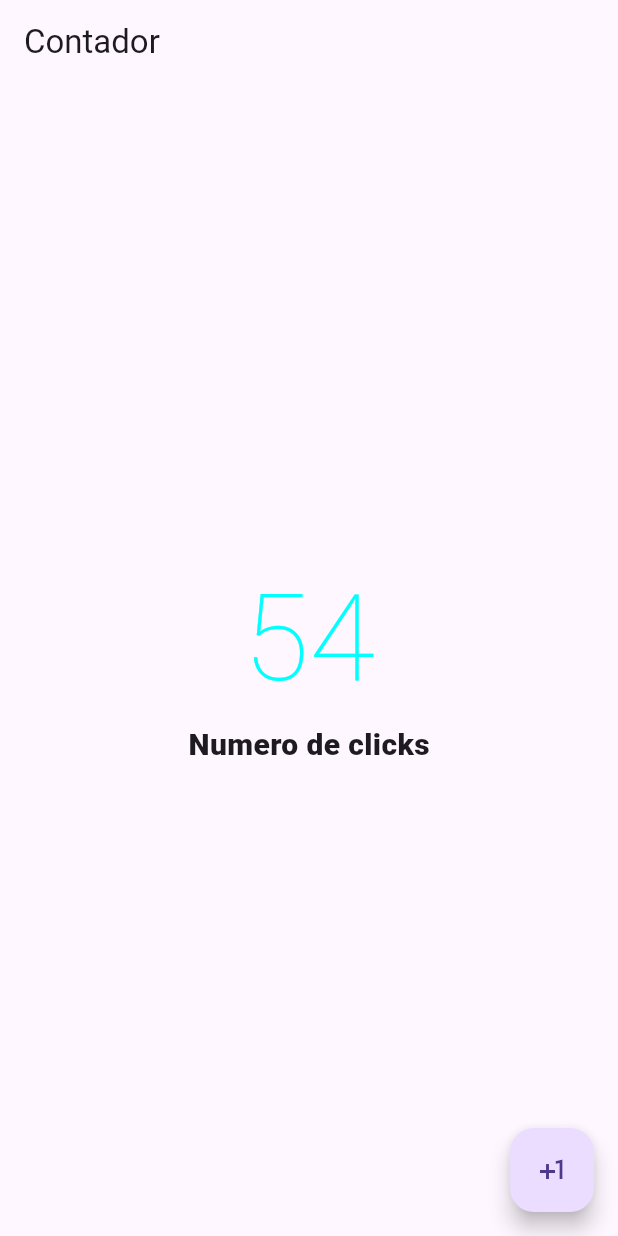
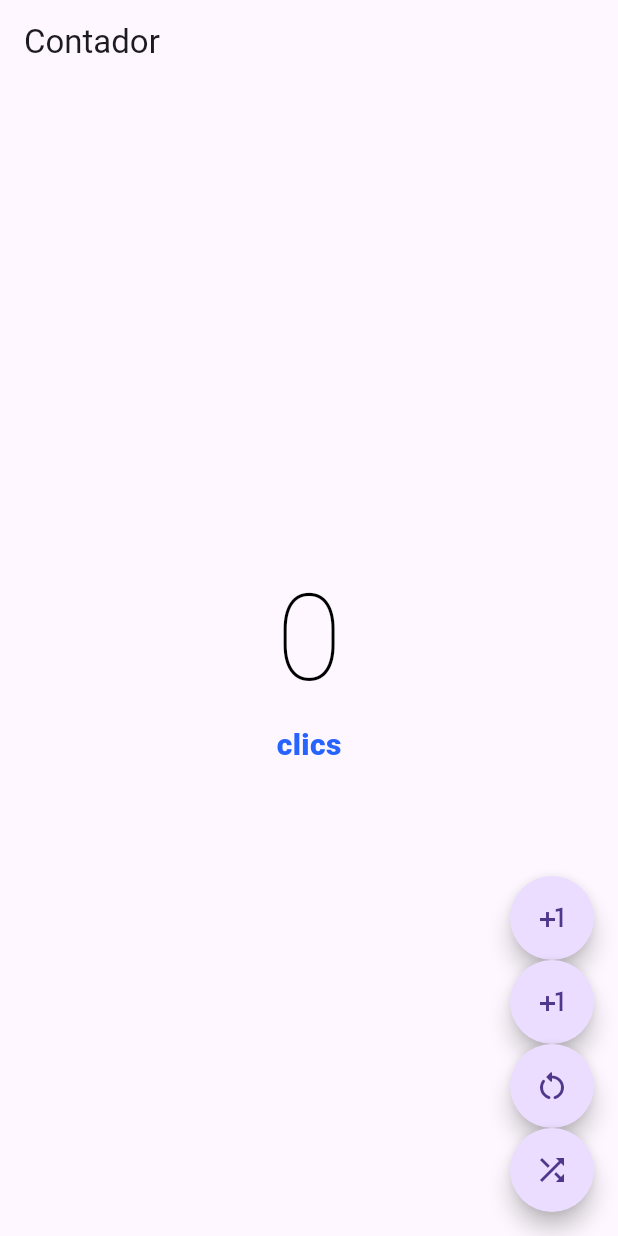
Before and after one commit to Shuy935/contador_app, a Flutter app: the screen it shows after launch, on a phone screen of 412 x 824 dp. Run offline on Flutter 3.47's test engine with Material 2 defaults, Android fonts, the light colour scheme and no system bars.

Commit message:
Funcion botones

```diff
--- a/lib/pages/Counter_Screen.dart
+++ b/lib/pages/Counter_Screen.dart
@@ -1,35 +1,40 @@
 import 'package:flutter/material.dart';
+import 'dart:math';
 
 class CounterScreen extends StatefulWidget {
   const CounterScreen({super.key});
-
   @override
   State<CounterScreen> createState() => _CounterScreenState();
 }
 
 class _CounterScreenState extends State<CounterScreen> {
+  var random = Random();
+  int contador = 0;
   @override
   Widget build(BuildContext context) {
+    int numeroAleatorioEntero = random.nextInt(10000) + 1;
     return Scaffold(
       appBar: AppBar(
         title: const Text('Contador'),
       ),
-      body: const Center(
+      body: Center(
         child: Column(
           mainAxisAlignment: MainAxisAlignment.center,
           children: [
             Text(
-              '54',
-              style: TextStyle(
+              '$contador',
+              style: const TextStyle(
                   fontSize: 80,
                   fontWeight: FontWeight.w200,
-                  color: Color.fromARGB(255, 0, 255, 255)),
+                  color: Color.fromARGB(255, 0, 0, 0)),
             ),
-            Text(
-              'Numero de clicks',
-              style: TextStyle(
+             Text(
+              //cambiar txt cuando es un clic o clics
+              'clic${contador == 1 ? '' : 's'}',
+              style:const TextStyle(
                 fontSize: 20,
                 fontWeight: FontWeight.w800,
+                color: Color.fromARGB(255, 38, 99, 255)
               ),
             ),
           ],
@@ -38,14 +43,64 @@ class _CounterScreenState extends State<CounterScreen> {
       floatingActionButton: Column(
         mainAxisAlignment: MainAxisAlignment.end,
         children: [
-          FloatingActionButton(
-
-            onPressed: () {},
+          CustomButton(
+            onPressed: (){
+              setState(() {
+                contador ++;
+              });
+            },
+            icono: Icons.plus_one_outlined,
+          ),
+        CustomButton(
+            onPressed: (){
+              setState(() {
+                if(contador>0){
+                contador --;}
+              });
+            },
+            icono: Icons.plus_one_outlined,
+          ),
+        FloatingActionButton(
+            shape: const StadiumBorder(),
+            onPressed: () {
+              setState(() {
+                contador=0;
+              });
+            },
             child: const Icon(
-              Icons.plus_one,
+              Icons.restart_alt_rounded,
+            ),
+        ),
+        FloatingActionButton(
+            shape: const StadiumBorder(),
+            onPressed: () {
+              setState(() {
+                contador=numeroAleatorioEntero;
+              });
+            },
+            child: const Icon(
+              Icons.shuffle,
             ),
         )],
       ),
     );
   }
 }
+
+
+//boton de tipo style widg
+class CustomButton extends StatelessWidget {
+  final IconData icono;
+  final VoidCallback? onPressed;
+  const CustomButton({super.key, required this.icono, this.onPressed});
+
+  @override
+  Widget build(BuildContext context) {
+
+    return FloatingActionButton(
+      shape: const StadiumBorder(),
+      onPressed: onPressed,
+      child: Icon(icono),
+    );
+  }
+}
```
